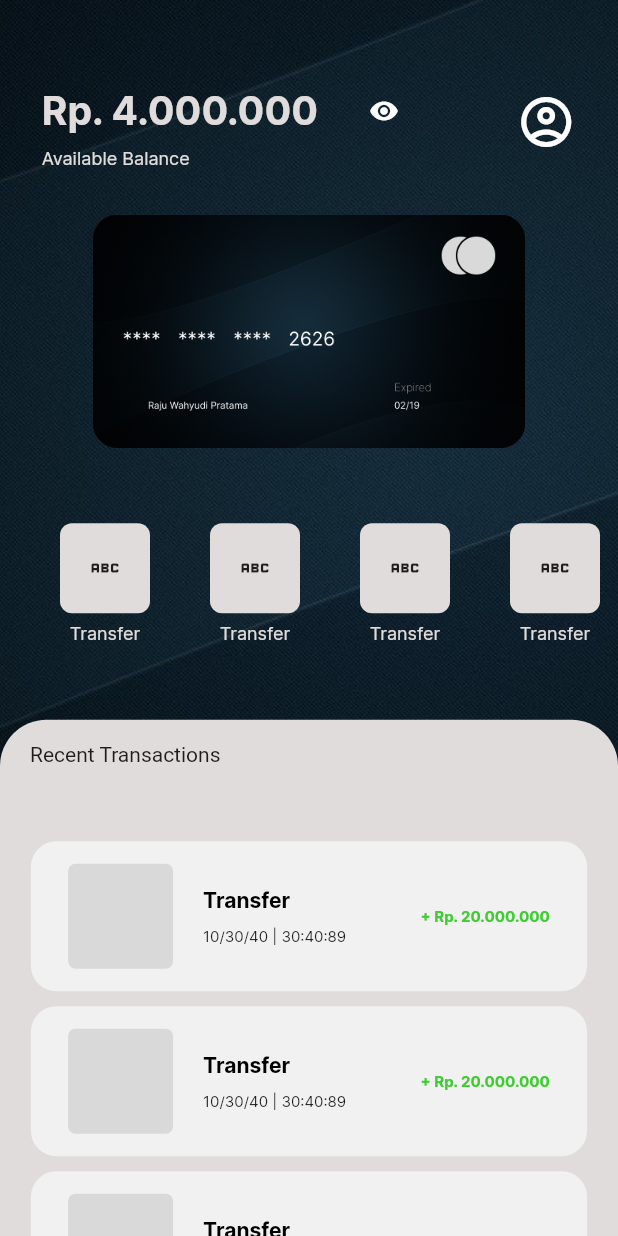
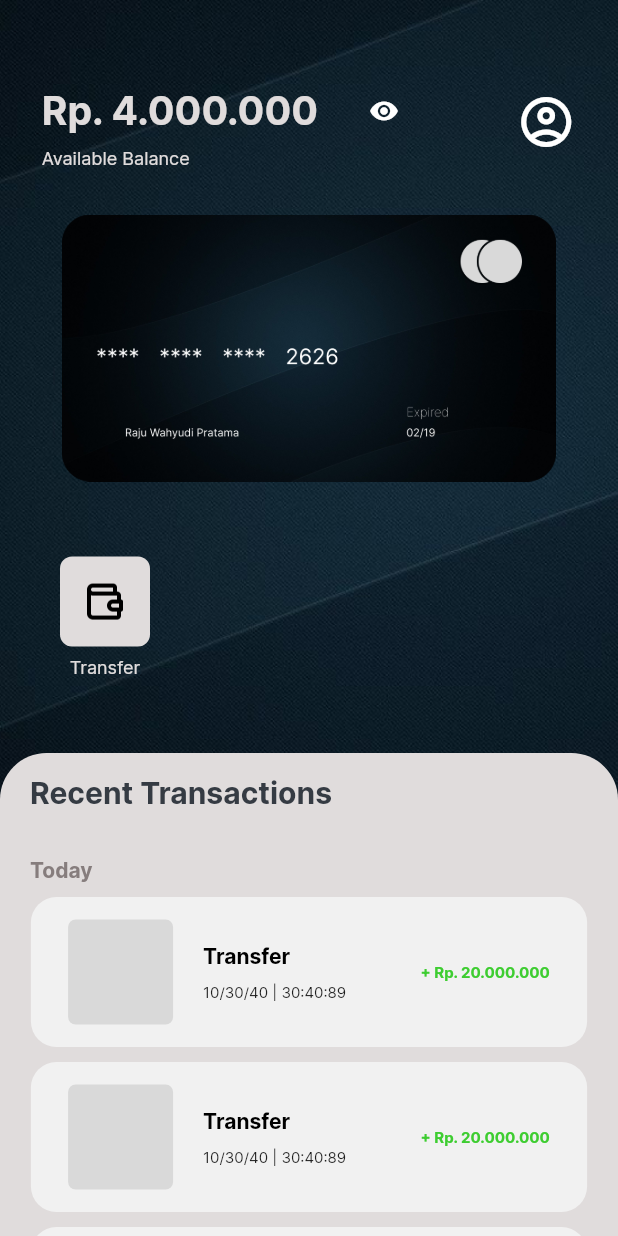
Before and after one commit to rajuwahyudii/mainmenu_mobile_banking-Flutter, a Flutter app: the screen it shows after launch, on a phone screen of 412 x 824 dp. Run offline on Flutter 3.47's test engine with Material 2 defaults, Android fonts, the phone set to English and light mode, and no system bars.

Commit message:
add icons, textstyle, color for button menu and add text recent transaction and time of transaction

```diff
--- a/lib/main.dart
+++ b/lib/main.dart
@@ -10,7 +10,7 @@ class MyApp extends StatelessWidget {
 
   @override
   Widget build(BuildContext context) {
-    return MaterialApp(
+    return const MaterialApp(
       debugShowCheckedModeBanner: false,
       home: MainMenu(),
     );
--- a/lib/pages/mainmenu.dart
+++ b/lib/pages/mainmenu.dart
@@ -32,7 +32,7 @@ class MainMenu extends StatelessWidget {
                   InformationBalanceWidget(width: size.width),
                   Image.asset(
                     "assets/images/card.png",
-                    width: size.width * 0.7,
+                    width: size.width * 0.8,
                   ),
                   const ListMenuButtonWidget(),
                   ListHistoryWidget(
--- a/lib/theme/color.dart
+++ b/lib/theme/color.dart
@@ -10,6 +10,7 @@ const Color greyButtonColor = Color(0xffD9D9D9);
 //color for text
 const Color blackTextColor = Color(0xff000000);
 const Color darkTextColor = Color(0xff353B43);
+const Color dateTextColor = Color(0xff867d7d);
 const Color lightTextColor = Color(0xffFFFFFF);
 const Color cashOutTextColor = Color(0xffCD4431);
 const Color cashInTextColor = Color(0xff3ECD31);
--- a/lib/theme/font.dart
+++ b/lib/theme/font.dart
@@ -55,3 +55,19 @@ const TextStyle availablebalanceTextStyle = TextStyle(
   fontSize: 12,
   color: greyBackgroundColor,
 );
+
+//recenttransaction balance textstyle
+const TextStyle recentTransactionTextStyle = TextStyle(
+  fontFamily: 'inter',
+  fontWeight: FontWeight.w800,
+  fontSize: 20,
+  color: darkTextColor,
+);
+
+//datetransaction balance textstyle
+const TextStyle dateTransactionTextStyle = TextStyle(
+  fontFamily: 'inter',
+  fontWeight: FontWeight.w800,
+  fontSize: 14,
+  color: dateTextColor,
+);
--- a/lib/widgets/button/buttonmenu.dart
+++ b/lib/widgets/button/buttonmenu.dart
@@ -3,11 +3,18 @@ import 'package:mobile_banking_menu/theme/color.dart';
 import 'package:mobile_banking_menu/theme/font.dart';
 
 class ButtonMenuWidget extends StatelessWidget {
-  const ButtonMenuWidget({Key? key}) : super(key: key);
+  String image;
+  String status;
+  ButtonMenuWidget({
+    required this.image,
+    required this.status,
+    Key? key,
+  }) : super(key: key);
 
   @override
   Widget build(BuildContext context) {
     return GestureDetector(
+      onTap: () {},
       child: Container(
         margin: const EdgeInsets.only(
           left: 40,
@@ -21,15 +28,15 @@ class ButtonMenuWidget extends StatelessWidget {
                   borderRadius: BorderRadius.circular(8),
                   color: greyBackgroundColor,
                 ),
-              child: const Icon(
-                Icons.abc,
-              ),
-            ),
+                child: Image.asset(
+                  "assets/images/icons/$image",
+                  scale: 3,
+                )),
             const SizedBox(
               height: 6,
             ),
-            const Text(
-              "Transfer",
+            Text(
+              status,
               style: textButtonTextStyle,
             )
           ],
--- a/lib/widgets/listhistory.dart
+++ b/lib/widgets/listhistory.dart
@@ -2,6 +2,7 @@
 
 import 'package:flutter/material.dart';
 import 'package:mobile_banking_menu/theme/color.dart';
+import 'package:mobile_banking_menu/theme/font.dart';
 import 'package:mobile_banking_menu/widgets/history.dart';
 
 class ListHistoryWidget extends StatelessWidget {
@@ -30,8 +31,18 @@ class ListHistoryWidget extends StatelessWidget {
         crossAxisAlignment: CrossAxisAlignment.start,
         children: const <Widget>[
           Padding(
-            padding: EdgeInsets.only(left: 20, bottom: 50),
-            child: Text("Recent Transactions"),
+            padding: EdgeInsets.only(left: 20, bottom: 30),
+            child: Text(
+              "Recent Transactions",
+              style: recentTransactionTextStyle,
+            ),
+          ),
+          Padding(
+            padding: EdgeInsets.only(left: 20, bottom: 10),
+            child: Text(
+              "Today",
+              style: dateTransactionTextStyle,
+            ),
           ),
           HistoryWidget(),
           HistoryWidget(),
--- a/lib/widgets/listmenubutton.dart
+++ b/lib/widgets/listmenubutton.dart
@@ -6,19 +6,19 @@ class ListMenuButtonWidget extends StatelessWidget {
 
   @override
   Widget build(BuildContext context) {
+    Size size = MediaQuery.of(context).size;
     return Container(
+      width: size.width,
       padding: const EdgeInsets.only(top: 50, bottom: 50),
       child: SingleChildScrollView(
         scrollDirection: Axis.horizontal,
         child: Row(
           mainAxisAlignment: MainAxisAlignment.start,
-          children: const [
-            ButtonMenuWidget(),
-            ButtonMenuWidget(),
-            ButtonMenuWidget(),
-            ButtonMenuWidget(),
-            ButtonMenuWidget(),
-            ButtonMenuWidget(),
+          children: [
+            ButtonMenuWidget(
+              status: "Transfer",
+              image: "wallet.png",
+            ),
           ],
         ),
       ),
--- a/pubspec.yaml
+++ b/pubspec.yaml
@@ -61,6 +61,7 @@ flutter:
   # To add assets to your application, add an assets section, like this:
   assets:
     - assets/images/
+    - assets/images/icons/
   #   - images/a_dot_ham.jpeg
 
   # An image asset can refer to one or more resolution-specific "variants", see
```
Also changed, not shown: assets/images/icons/cart.png (added), assets/images/icons/menu.png (added), assets/images/icons/transaction.png (added), assets/images/icons/wallet.png (added). Lines whose indentation alone changed are shown as unchanged.
